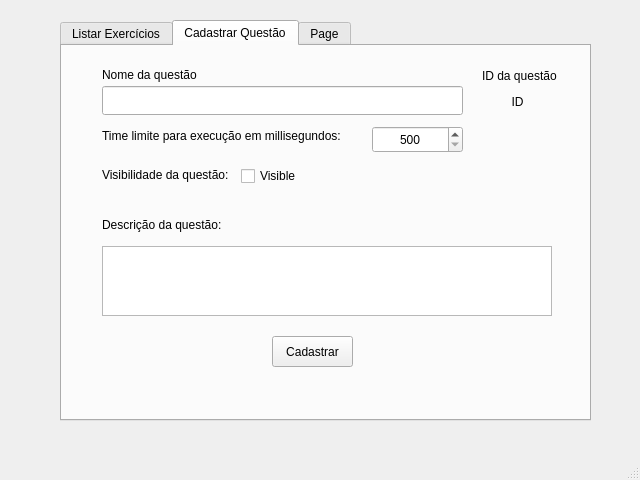
Above: Exercicio.ui from Samuel-OR/Snake_Mouth before the change. Below: the same form after it.
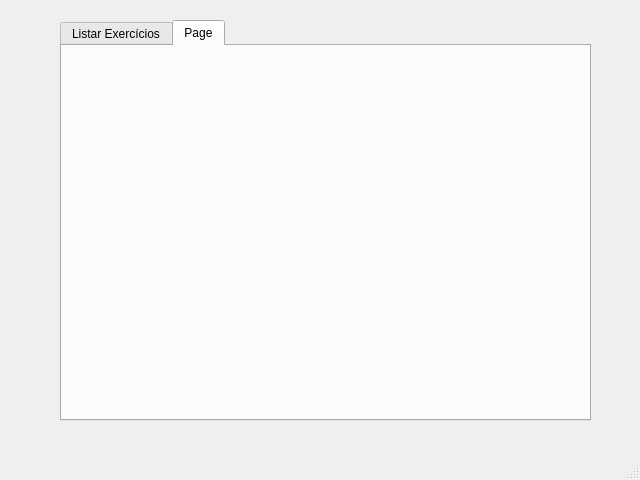
That is the form after the change.

```diff
--- a/Exercicio.ui
+++ b/Exercicio.ui
@@ -114,166 +114,6 @@
       </item>
      </widget>
     </widget>
-    <widget class="QWidget" name="tab_2">
-     <attribute name="title">
-      <string>Cadastrar Questão</string>
-     </attribute>
-     <widget class="QPushButton" name="pushButton">
-      <property name="geometry">
-       <rect>
-        <x>210</x>
-        <y>290</y>
-        <width>81</width>
-        <height>31</height>
-       </rect>
-      </property>
-      <property name="text">
-       <string>Cadastrar</string>
-      </property>
-     </widget>
-     <widget class="QLabel" name="label_7">
-      <property name="geometry">
-       <rect>
-        <x>40</x>
-        <y>170</y>
-        <width>141</width>
-        <height>17</height>
-       </rect>
-      </property>
-      <property name="text">
-       <string>Descrição da questão:</string>
-      </property>
-     </widget>
-     <widget class="QLabel" name="label_4">
-      <property name="geometry">
-       <rect>
-        <x>40</x>
-        <y>19</y>
-        <width>222</width>
-        <height>20</height>
-       </rect>
-      </property>
-      <property name="text">
-       <string>Nome da questão</string>
-      </property>
-     </widget>
-     <widget class="QLineEdit" name="lineEdit">
-      <property name="geometry">
-       <rect>
-        <x>40</x>
-        <y>40</y>
-        <width>361</width>
-        <height>29</height>
-       </rect>
-      </property>
-     </widget>
-     <widget class="QLabel" name="label_5">
-      <property name="geometry">
-       <rect>
-        <x>420</x>
-        <y>20</y>
-        <width>81</width>
-        <height>20</height>
-       </rect>
-      </property>
-      <property name="text">
-       <string>ID da questão</string>
-      </property>
-     </widget>
-     <widget class="QLabel" name="label">
-      <property name="geometry">
-       <rect>
-        <x>420</x>
-        <y>40</y>
-        <width>71</width>
-        <height>31</height>
-       </rect>
-      </property>
-      <property name="text">
-       <string>ID</string>
-      </property>
-      <property name="alignment">
-       <set>Qt::AlignCenter</set>
-      </property>
-     </widget>
-     <widget class="QLabel" name="label_6">
-      <property name="geometry">
-       <rect>
-        <x>40</x>
-        <y>80</y>
-        <width>271</width>
-        <height>20</height>
-       </rect>
-      </property>
-      <property name="text">
-       <string>Time limite para execução em millisegundos:</string>
-      </property>
-     </widget>
-     <widget class="QSpinBox" name="spinBox">
-      <property name="geometry">
-       <rect>
-        <x>310</x>
-        <y>80</y>
-        <width>91</width>
-        <height>27</height>
-       </rect>
-      </property>
-      <property name="alignment">
-       <set>Qt::AlignCenter</set>
-      </property>
-      <property name="minimum">
-       <number>500</number>
-      </property>
-      <property name="maximum">
-       <number>9999</number>
-      </property>
-      <property name="singleStep">
-       <number>1000</number>
-      </property>
-     </widget>
-     <widget class="QPlainTextEdit" name="plainTextEdit">
-      <property name="geometry">
-       <rect>
-        <x>40</x>
-        <y>200</y>
-        <width>450</width>
-        <height>70</height>
-       </rect>
-      </property>
-      <property name="maximumSize">
-       <size>
-        <width>450</width>
-        <height>70</height>
-       </size>
-      </property>
-     </widget>
-     <widget class="QLabel" name="label_3">
-      <property name="geometry">
-       <rect>
-        <x>40</x>
-        <y>120</y>
-        <width>131</width>
-        <height>17</height>
-       </rect>
-      </property>
-      <property name="text">
-       <string>Visibilidade da questão:</string>
-      </property>
-     </widget>
-     <widget class="QCheckBox" name="checkBox">
-      <property name="geometry">
-       <rect>
-        <x>179</x>
-        <y>119</y>
-        <width>86</width>
-        <height>22</height>
-       </rect>
-      </property>
-      <property name="text">
-       <string>Visible</string>
-      </property>
-     </widget>
-    </widget>
     <widget class="QWidget" name="tab_3">
      <attribute name="title">
       <string>Page</string>
```
Left out of the diff: 2 changed lines with no effect on the pictures.
